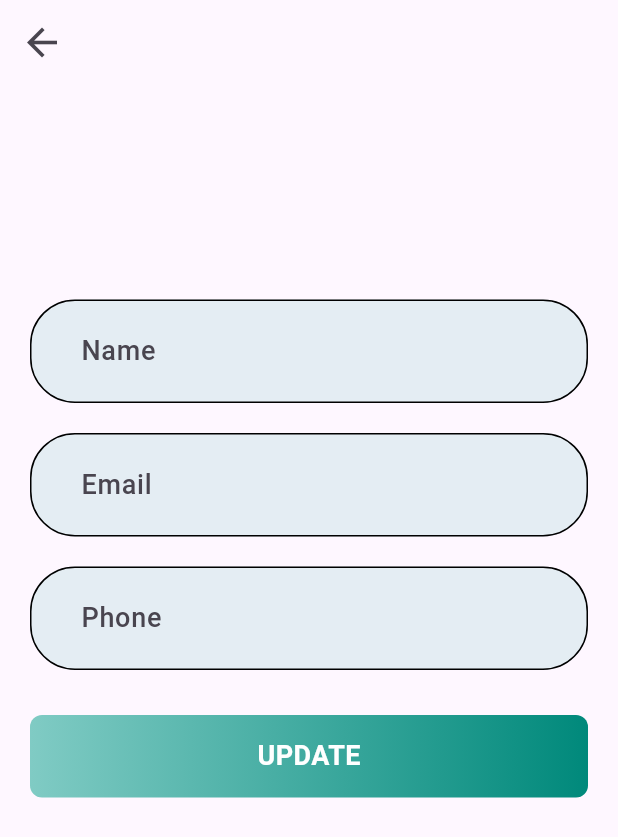
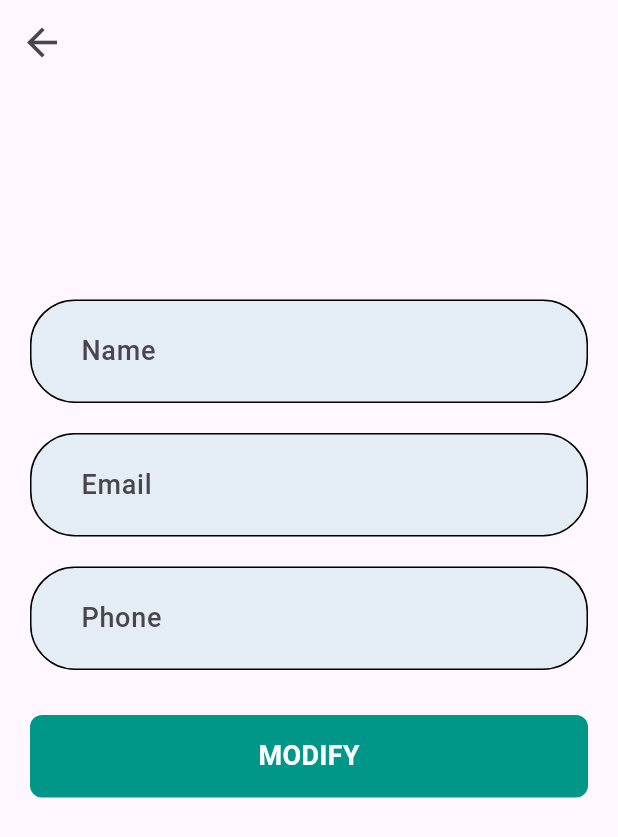
Before and after one commit to amgadelmarghny/store_app, a Flutter app: the UpadteProfileView screen opened directly with empty values, on a phone screen of 412 x 824 dp. Shown: the top 837 px of the screen. Run offline on Flutter 3.47's test engine with Material 3 defaults, Android fonts, the light colour scheme and no system bars; our stand-ins replace bloc, cached_network_image, carousel_slider, conditional_builder_null_safety, dio, flutter_bloc and 6 more; accounts and stored records are empty; network calls fail; Roboto replaces fonts that are missing (Amiri).

Commit message:
do some changes

```diff
--- a/lib/modules/cart/make_order_button.dart
+++ b/lib/modules/cart/make_order_button.dart
@@ -4,7 +4,6 @@ import 'package:store_2/modules/address/add_new_address/add_address_view.dart';
 import 'package:store_2/modules/cart/order_sheet.dart';
 import 'package:store_2/shared/bloc/address_cubit/address_cubit.dart';
 import 'package:store_2/shared/components/custom_buttomt.dart';
-import 'package:store_2/shared/style/colors.dart';
 
 class MakeOrderButton extends StatelessWidget {
   const MakeOrderButton({
@@ -22,7 +21,6 @@ class MakeOrderButton extends StatelessWidget {
         return Stack(
           children: [
             CustomButton(
-              color: defaultColor[600]!,
               text: 'Make Order',
               onTap: () {
                 if (BlocProvider.of<AddressCubit>(context)
--- a/lib/modules/cart/order_sheet.dart
+++ b/lib/modules/cart/order_sheet.dart
@@ -1,6 +1,4 @@
-import 'package:flutter/cupertino.dart';
 import 'package:flutter/material.dart';
-import 'package:flutter/widgets.dart';
 import 'package:store_2/shared/components/custom_buttomt.dart';
 
 class OrderSheet extends StatelessWidget {
--- a/lib/modules/login/form_input.dart
+++ b/lib/modules/login/form_input.dart
@@ -78,7 +78,7 @@ Form loginFormInput(
             }
           },
           // to make button color gradient
-          isAuth: true,
+          isGradientColor: true,
         ),
         const SizedBox(
           height: 30,
--- a/lib/modules/product/add_to_cart_button.dart
+++ b/lib/modules/product/add_to_cart_button.dart
@@ -1,4 +1,3 @@
-
 import 'package:flutter/material.dart';
 import 'package:flutter_bloc/flutter_bloc.dart';
 import 'package:store_2/models/shope_models/product_model.dart';
@@ -16,14 +15,12 @@ class AddToCartButton extends StatelessWidget {
   final ProductModel productModel;
   final ShopStates state;
 
-
   @override
   Widget build(BuildContext context) {
     return CustomButton(
       prefixIcon: BlocProvider.of<ShopCubit>(context)
           .inCartProductsMap[productModel.id]!,
       isLoading: state is CartLoadingState,
-      color: defaultColor[300]!,
       text: BlocProvider.of<ShopCubit>(context)
               .inCartProductsMap[productModel.id]!
           ? 'Remove from Cart'
--- a/lib/modules/profile/profile_view_body.dart
+++ b/lib/modules/profile/profile_view_body.dart
@@ -65,7 +65,7 @@ class ProfileViewBody extends StatelessWidget {
                       arguments: userData);
                 },
                 child: Text(
-                  'Update your profile',
+                  'Modify your profile',
                   style: Theme.of(context).textTheme.bodyMedium!.copyWith(
                         decoration: TextDecoration.underline,
                         decorationColor: defaultColor,
--- a/lib/modules/profile/update_profile_body.dart
+++ b/lib/modules/profile/update_profile_body.dart
@@ -97,8 +97,7 @@ class UpadteProfileViewBody extends StatelessWidget {
                       height: 15,
                     ),
                     CustomButton(
-                      isAuth: true,
-                      text: 'UPDATE',
+                      text: 'MODIFY',
                       onTap: () {
                         if (formKey.currentState!.validate()) {
                           formKey.currentState!.save();
--- a/lib/modules/register/form_input.dart
+++ b/lib/modules/register/form_input.dart
@@ -88,7 +88,7 @@ Form registerFormInput(
             }
           },
           // to make button color gradient
-          isAuth: true,
+          isGradientColor: true,
         ),
         const SizedBox(
           height: 20,
--- a/lib/shared/components/custom_buttomt.dart
+++ b/lib/shared/components/custom_buttomt.dart
@@ -7,14 +7,14 @@ class CustomButton extends StatelessWidget {
     this.onTap,
     this.isLoading = false,
     required this.text,
-    this.isAuth = false,
+    this.isGradientColor = false,
     this.color = defaultColor,
     this.prefixIcon = false,
   });
   final void Function()? onTap;
   final bool isLoading;
   final String text;
-  final bool isAuth;
+  final bool isGradientColor;
   final Color? color;
   final bool prefixIcon;
   @override
@@ -26,7 +26,7 @@ class CustomButton extends StatelessWidget {
         width: MediaQuery.of(context).size.width,
         decoration: BoxDecoration(
           color: color,
-          gradient: isAuth
+          gradient: isGradientColor
               ? LinearGradient(
                   colors: [
                     defaultColor[600]!,
```
Also changed, not shown: lib/modules/address/add_new_address/add_addres_button.dart (+9 -7 lines), lib/shared/bloc/address_cubit/address_cubit.dart (+4 -3 lines).
